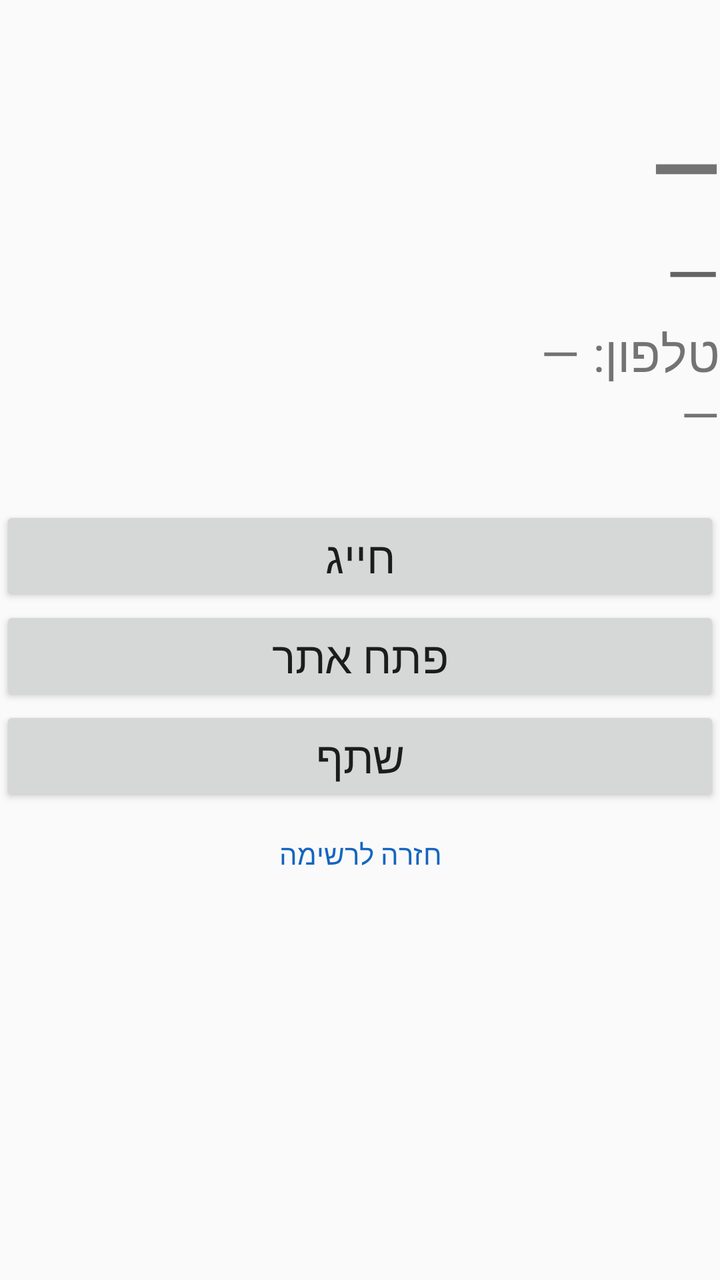
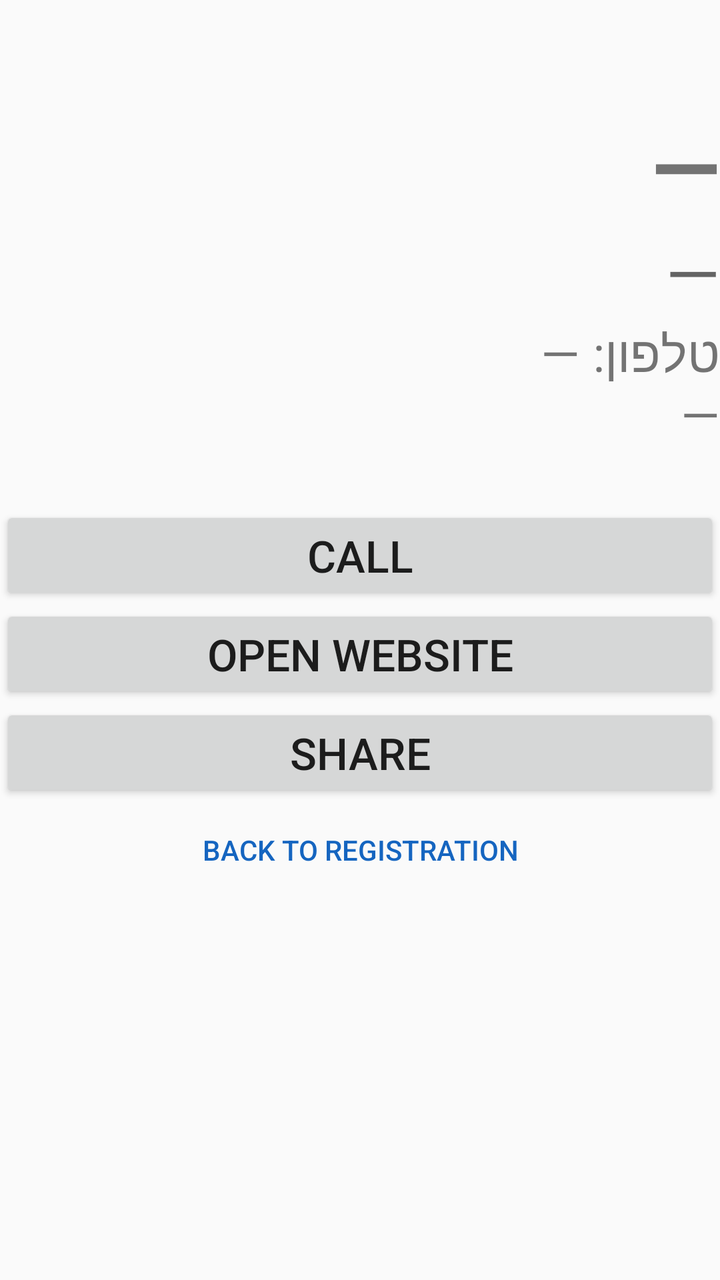

An Android layout rendered at two revisions. The XML below is the earlier revision; the diff shows what the commit changed to produce the second picture.
<!-- AndroidManifest.xml: application theme Base.Theme.MyApplication. -->
<!-- res/layout/activity_card.xml -->
<?xml version="1.0" encoding="utf-8"?>
<LinearLayout xmlns:android="http://schemas.android.com/apk/res/android"
    android:layout_width="match_parent"
    android:layout_height="match_parent"
    android:orientation="vertical"
    android:layoutDirection="rtl">

    <TextView
        android:layout_width="match_parent"
        android:layout_height="wrap_content"
        android:id="@+id/title"
        android:gravity="right"
        android:text="\n—"
        android:textSize="45sp"
        android:textStyle="bold"
        android:layoutDirection="rtl"/>
    <TextView
        android:id="@+id/tvJob"
        android:layout_width="match_parent"
        android:layout_height="wrap_content"
        android:gravity="right"
        android:hint="—"
        android:textSize="35sp" />
    <TextView
        android:id="@+id/tvOther"
        android:layout_width="match_parent"
        android:layout_height="wrap_content"
        android:gravity="right"
        android:text="טלפון: —\n—\n"
        android:textSize="25sp" />
    <Button
        android:id="@+id/btnCall"
        android:layout_width="match_parent"
        android:layout_height="wrap_content"
        android:text="חייג"
        android:textSize="22sp"/>
    <Button
        android:id="@+id/btnWeb"
        android:layout_width="match_parent"
        android:layout_height="wrap_content"
        android:text="פתח אתר"
        android:textSize="22sp"/>
    <Button
        android:id="@+id/btnShare"
        android:layout_width="match_parent"
        android:layout_height="wrap_content"
        android:text="שתף"
        android:textSize="22sp"/>
    <Button
        style="?android:attr/buttonBarButtonStyle"
        android:id="@+id/btnBack"
        android:layout_width="match_parent"
        android:layout_height="wrap_content"
        android:text="חזרה לרשימה" />
</LinearLayout>
<!-- resources referenced by this layout -->
<resources>
  <style name="Base.Theme.MyApplication." parent="Theme.AppCompat.Light.DarkActionBar">
          <item name="colorPrimary">#1565C0</item>
          <item name="colorPrimaryDark">#0D47A1</item>
          <item name="colorAccent">#1565C0</item>
      </style>
</resources>

<!-- the commit's change to res/layout/activity_card.xml (unified diff, before → after) -->
@@ -32,24 +32,24 @@
         android:id="@+id/btnCall"
         android:layout_width="match_parent"
         android:layout_height="wrap_content"
-        android:text="חייג"
+        android:text="@string/call_button"
         android:textSize="22sp"/>
     <Button
         android:id="@+id/btnWeb"
         android:layout_width="match_parent"
         android:layout_height="wrap_content"
-        android:text="פתח אתר"
+        android:text="@string/openweb_button"
         android:textSize="22sp"/>
     <Button
         android:id="@+id/btnShare"
         android:layout_width="match_parent"
         android:layout_height="wrap_content"
-        android:text="שתף"
+        android:text="@string/share_button"
         android:textSize="22sp"/>
     <Button
         style="?android:attr/buttonBarButtonStyle"
         android:id="@+id/btnBack"
         android:layout_width="match_parent"
         android:layout_height="wrap_content"
-        android:text="חזרה לרשימה" />
+        android:text="@string/back_button" />
 </LinearLayout>
<!-- resource entries referenced after the edit -->
@@ -1,5 +1,9 @@
 <!-- resources referenced by this layout -->
 <resources>
+  <string name="back_button">back to registration</string>
+  <string name="call_button">call</string>
+  <string name="openweb_button">open website</string>
+  <string name="share_button">share</string>
   <style name="Base.Theme.MyApplication." parent="Theme.AppCompat.Light.DarkActionBar">
           <item name="colorPrimary">#1565C0</item>
           <item name="colorPrimaryDark">#0D47A1</item>
